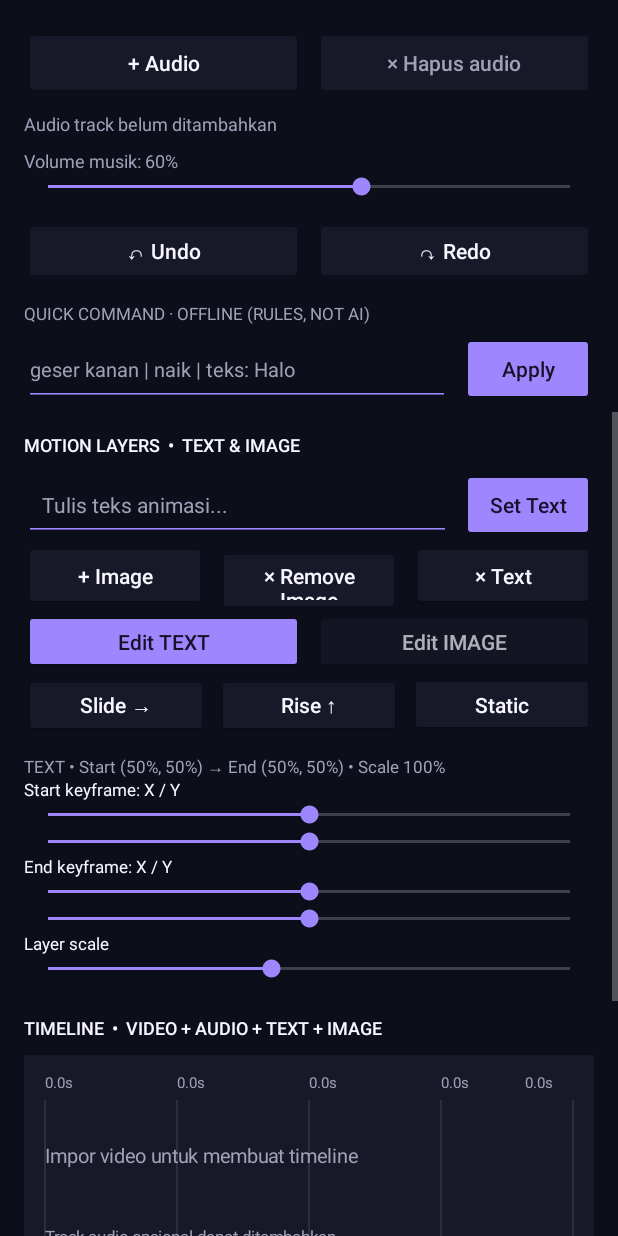
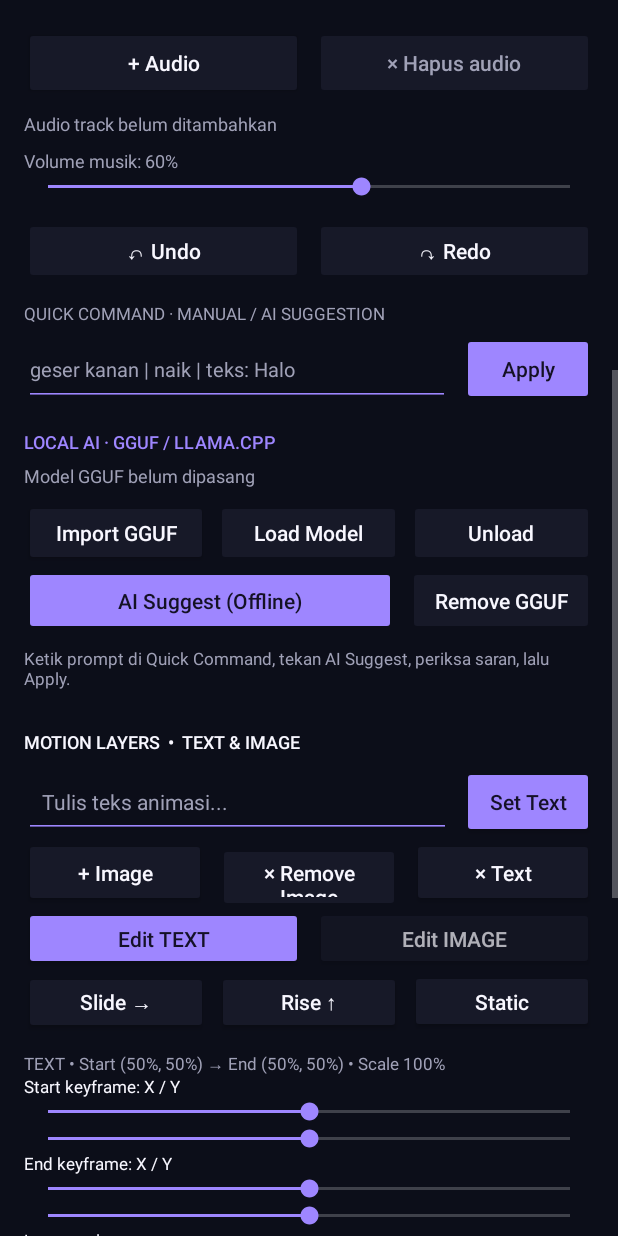
Before and after one commit to Nipzy12/Lumation, an Android app: the screen it shows after launch (MainActivity), scrolled down 576 dp, on a phone screen of 412 x 824 dp. Run offline under Robolectric (Android 15) with nearby library versions, the phone set to English and light mode, and no system bars.

Commit message:
feat(ai): add model import/load/unload/delete and AI Suggest controls to editor

```diff
--- a/android/app/src/main/res/layout/activity_main.xml
+++ b/android/app/src/main/res/layout/activity_main.xml
@@ -27,7 +27,7 @@
             <TextView
                 android:layout_width="wrap_content"
                 android:layout_height="wrap_content"
-                android:text="MOTION EDITOR · v0.6"
+                android:text="MOTION EDITOR · v0.7"
                 android:textColor="@color/lumation_accent"
                 android:textSize="10sp" />
         </LinearLayout>
@@ -272,7 +272,7 @@
             android:layout_height="wrap_content"
             android:paddingTop="4dp"
             android:paddingBottom="5dp"
-            android:text="QUICK COMMAND · OFFLINE (RULES, NOT AI)"
+            android:text="QUICK COMMAND · MANUAL / AI SUGGESTION"
             android:textColor="@color/lumation_muted"
             android:textSize="11sp" />
         <LinearLayout
@@ -302,6 +302,94 @@
                 android:textAllCaps="false"
                 android:textColor="#141124" />
         </LinearLayout>
+        <TextView
+            android:layout_width="match_parent"
+            android:layout_height="wrap_content"
+            android:paddingTop="16dp"
+            android:paddingBottom="6dp"
+            android:text="LOCAL AI · GGUF / LLAMA.CPP"
+            android:textColor="@color/lumation_accent"
+            android:textSize="12sp"
+            android:fontFamily="sans-serif-medium" />
+        <TextView
+            android:id="@+id/ggufModelLabel"
+            android:layout_width="match_parent"
+            android:layout_height="wrap_content"
+            android:paddingBottom="8dp"
+            android:text="Model GGUF belum dipasang"
+            android:textColor="@color/lumation_muted"
+            android:textSize="12sp" />
+        <LinearLayout
+            android:layout_width="match_parent"
+            android:layout_height="wrap_content"
+            android:orientation="horizontal">
+            <Button
+                android:id="@+id/importGgufButton"
+                android:layout_width="0dp"
+                android:layout_height="44dp"
+                android:layout_weight="1"
+                android:backgroundTint="@color/lumation_surface"
+                android:text="Import GGUF"
+                android:textAllCaps="false"
+                android:textColor="@color/lumation_text" />
+            <Button
+                android:id="@+id/loadGgufButton"
+                android:layout_width="0dp"
+                android:layout_height="44dp"
+                android:layout_marginStart="5dp"
+                android:layout_weight="1"
+                android:enabled="false"
+                android:backgroundTint="@color/lumation_surface"
+                android:text="Load Model"
+                android:textAllCaps="false"
+                android:textColor="@color/lumation_text" />
+            <Button
+                android:id="@+id/unloadGgufButton"
+                android:layout_width="0dp"
+                android:layout_height="44dp"
+                android:layout_marginStart="5dp"
+                android:layout_weight="1"
+                android:enabled="false"
+                android:backgroundTint="@color/lumation_surface"
+                android:text="Unload"
+                android:textAllCaps="false"
+                android:textColor="@color/lumation_text" />
+        </LinearLayout>
+        <LinearLayout
+            android:layout_width="match_parent"
+            android:layout_height="wrap_content"
+            android:orientation="horizontal">
+            <Button
+                android:id="@+id/aiSuggestButton"
+                android:layout_width="0dp"
+                android:layout_height="46dp"
+                android:layout_weight="2"
+                android:enabled="false"
+                android:backgroundTint="@color/lumation_accent"
+                android:text="AI Suggest (Offline)"
+                android:textAllCaps="false"
+                android:textColor="#141124" />
+            <Button
+                android:id="@+id/deleteGgufButton"
+                android:layout_width="0dp"
+                android:layout_height="46dp"
+                android:layout_marginStart="8dp"
+                android:layout_weight="1"
+                android:enabled="false"
+                android:backgroundTint="@color/lumation_surface"
+                android:text="Remove GGUF"
+                android:textAllCaps="false"
+                android:textColor="@color/lumation_text" />
+        </LinearLayout>
+        <TextView
+            android:id="@+id/aiResponseLabel"
+            android:layout_width="match_parent"
+            android:layout_height="wrap_content"
+            android:paddingTop="8dp"
+            android:paddingBottom="8dp"
+            android:text="Ketik prompt di Quick Command, tekan AI Suggest, periksa saran, lalu Apply."
+            android:textColor="@color/lumation_muted"
+            android:textSize="11sp" />
         <TextView
             android:layout_width="match_parent"
             android:layout_height="wrap_content"
```
